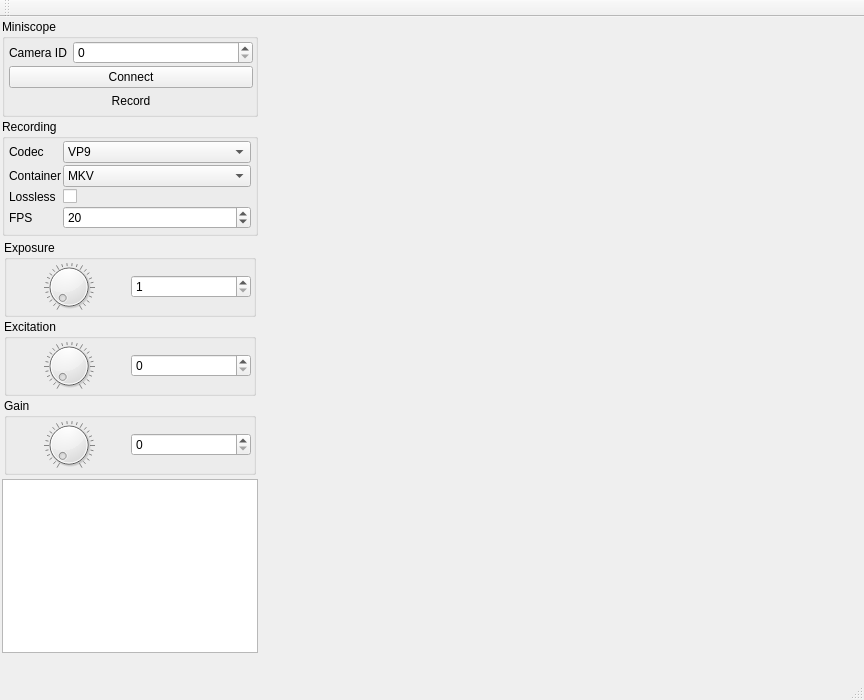
This is src/mainwindow.ui in bothlab/pomidaq as Qt 5 draws it before an edit. The edited form follows.
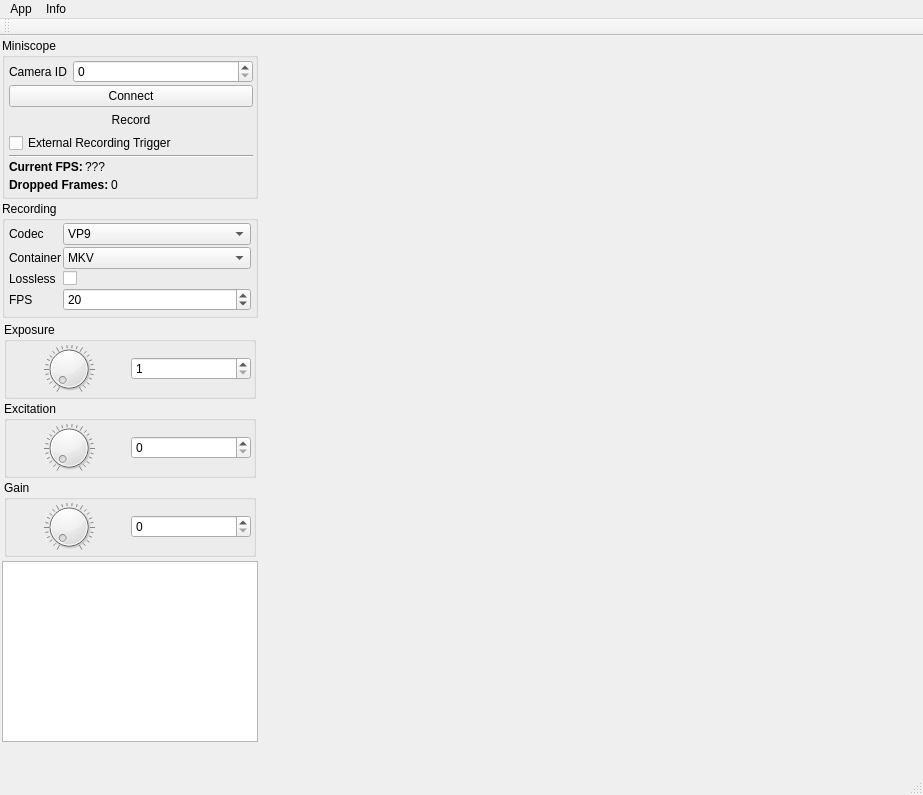
This is the edited form. Icons and pictures are not drawn.

Patch:
```diff
--- a/src/mainwindow.ui
+++ b/src/mainwindow.ui
@@ -6,8 +6,8 @@
    <rect>
     <x>0</x>
     <y>0</y>
-    <width>864</width>
-    <height>700</height>
+    <width>923</width>
+    <height>795</height>
    </rect>
   </property>
   <property name="windowTitle">
@@ -110,6 +110,120 @@
             </property>
            </widget>
           </item>
+          <item>
+           <widget class="QCheckBox" name="cbExtRecTrigger">
+            <property name="text">
+             <string>External Recording Trigger</string>
+            </property>
+           </widget>
+          </item>
+          <item>
+           <widget class="Line" name="line">
+            <property name="orientation">
+             <enum>Qt::Horizontal</enum>
+            </property>
+           </widget>
+          </item>
+          <item>
+           <widget class="QWidget" name="widget_2" native="true">
+            <layout class="QHBoxLayout" name="horizontalLayout_6">
+             <property name="spacing">
+              <number>2</number>
+             </property>
+             <property name="leftMargin">
+              <number>0</number>
+             </property>
+             <property name="topMargin">
+              <number>0</number>
+             </property>
+             <property name="rightMargin">
+              <number>2</number>
+             </property>
+             <property name="bottomMargin">
+              <number>2</number>
+             </property>
+             <item>
+              <widget class="QLabel" name="label">
+               <property name="sizePolicy">
+                <sizepolicy hsizetype="Maximum" vsizetype="Preferred">
+                 <horstretch>0</horstretch>
+                 <verstretch>0</verstretch>
+                </sizepolicy>
+               </property>
+               <property name="font">
+                <font>
+                 <weight>75</weight>
+                 <bold>true</bold>
+                </font>
+               </property>
+               <property name="text">
+                <string>Current FPS:</string>
+               </property>
+              </widget>
+             </item>
+             <item>
+              <widget class="QLabel" name="labelCurrentFPS">
+               <property name="sizePolicy">
+                <sizepolicy hsizetype="Preferred" vsizetype="Preferred">
+                 <horstretch>0</horstretch>
+                 <verstretch>0</verstretch>
+                </sizepolicy>
+               </property>
+               <property name="text">
+                <string>???</string>
+               </property>
+              </widget>
+             </item>
+            </layout>
+           </widget>
+          </item>
+          <item>
+           <widget class="QWidget" name="widget_3" native="true">
+            <layout class="QHBoxLayout" name="horizontalLayout_7">
+             <property name="spacing">
+              <number>2</number>
+             </property>
+             <property name="leftMargin">
+              <number>0</number>
+             </property>
+             <property name="topMargin">
+              <number>0</number>
+             </property>
+             <property name="rightMargin">
+              <number>2</number>
+             </property>
+             <property name="bottomMargin">
+              <number>2</number>
+             </property>
+             <item>
+              <widget class="QLabel" name="label_2">
+               <property name="sizePolicy">
+                <sizepolicy hsizetype="Maximum" vsizetype="Preferred">
+                 <horstretch>0</horstretch>
+                 <verstretch>0</verstretch>
+                </sizepolicy>
+               </property>
+               <property name="font">
+                <font>
+                 <weight>75</weight>
+                 <bold>true</bold>
+                </font>
+               </property>
+               <property name="text">
+                <string>Dropped Frames:</string>
+               </property>
+              </widget>
+             </item>
+             <item>
+              <widget class="QLabel" name="labelDroppedFrames">
+               <property name="text">
+                <string>0</string>
+               </property>
+              </widget>
+             </item>
+            </layout>
+           </widget>
+          </item>
          </layout>
         </widget>
        </item>
@@ -446,10 +560,22 @@
     <rect>
      <x>0</x>
      <y>0</y>
-     <width>864</width>
+     <width>923</width>
      <height>30</height>
     </rect>
    </property>
+   <widget class="QMenu" name="menuApp">
+    <property name="title">
+     <string>App</string>
+    </property>
+   </widget>
+   <widget class="QMenu" name="menuInfo">
+    <property name="title">
+     <string>Info</string>
+    </property>
+   </widget>
+   <addaction name="menuApp"/>
+   <addaction name="menuInfo"/>
   </widget>
   <widget class="QToolBar" name="mainToolBar">
    <attribute name="toolBarArea">
```
Left out of the diff: 2 changed lines with no effect on the pictures.
